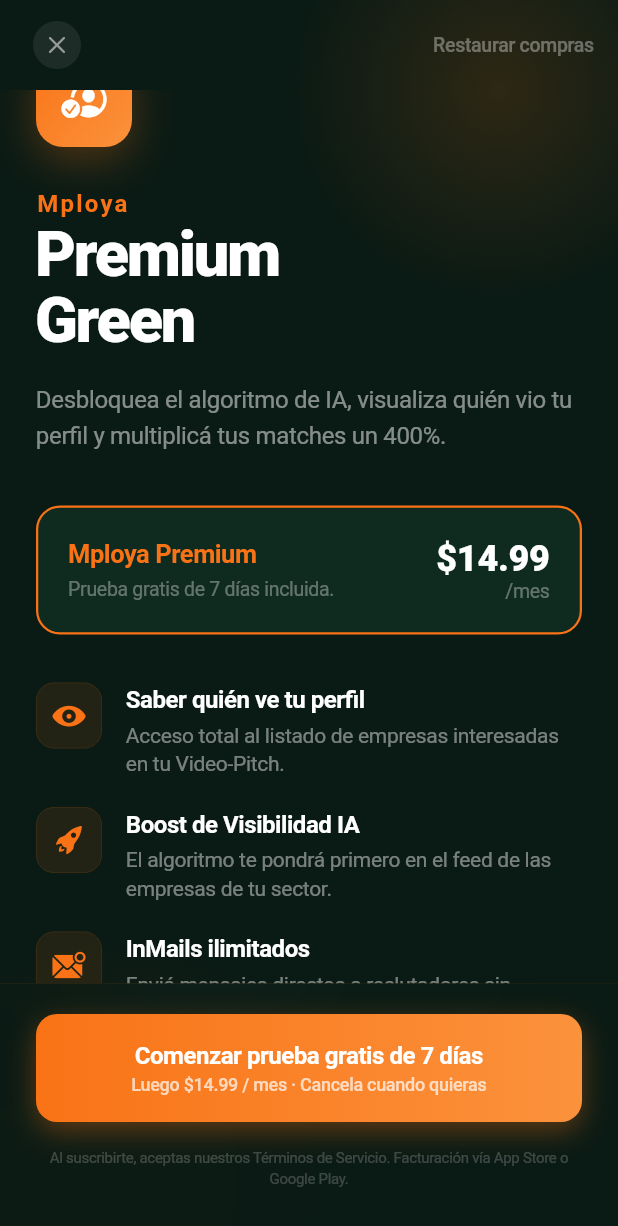
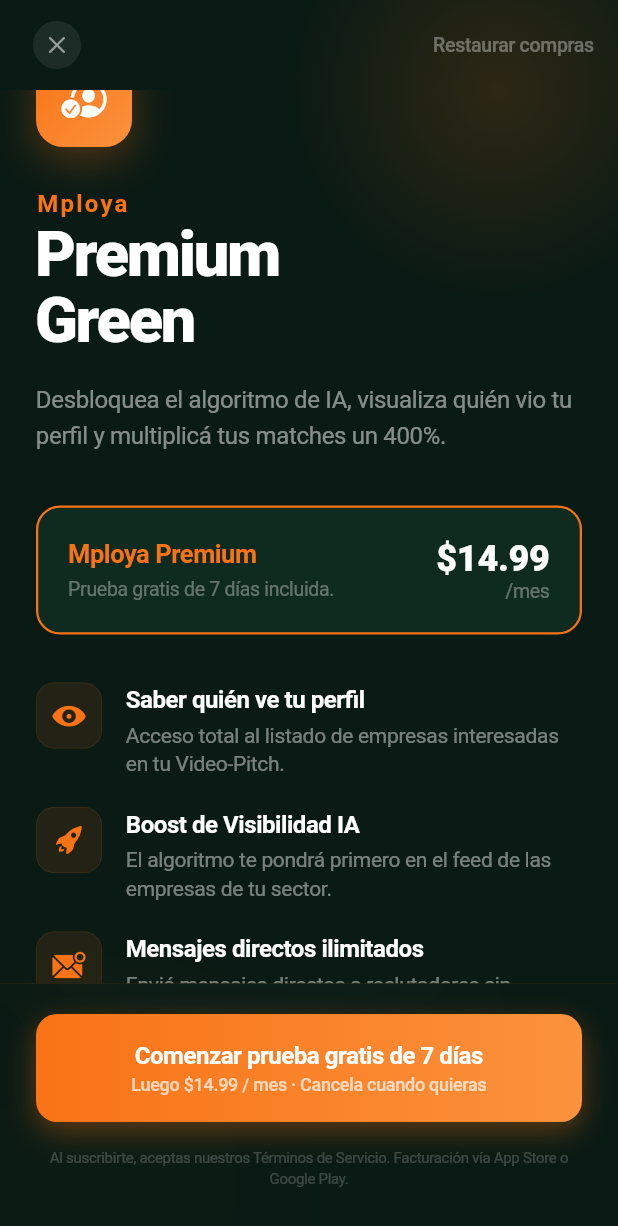
Before and after one commit to peponka/mploya, a Flutter app: the PremiumPaywallScreen screen opened directly, scrolled down 58 dp, on a phone screen of 412 x 824 dp. Shown: the top 1226 px of the screen. Run offline on Flutter 3.47's test engine with Material 3 defaults, Android fonts, the phone set to English and light mode, and no system bars; our stand-ins replace app_links, cached_network_image, camera, file_picker, firebase_core, firebase_crashlytics and 14 more; missing offline and left inert: agora_rtc_engine, dart:html, dart:ui_web, tutorial_coach_mark; accounts and stored records are empty; generated files the repository leaves out were written again; network calls fail.

Commit message:
refactor: unificar "InMail" -> "Mensaje directo" en toda la app
Cierra la pasada de nomenclatura consistente: "InMail" era jerga de
LinkedIn que no todos entienden. Textos visibles en ATS dashboard,
chat directo y paywall ahora dicen "mensaje" / "mensaje directo".
No se tocan nombres de archivo/clase (chat_inmail_screen.dart,
ChatInmailScreen) para no ampliar el riesgo de este cambio.

Co-Authored-By: Claude Sonnet 5 <noreply@anthropic.com>

```diff
--- a/lib/screens/ats_dashboard_screen.dart
+++ b/lib/screens/ats_dashboard_screen.dart
@@ -166,7 +166,7 @@ class _AtsDashboardScreenState extends State<AtsDashboardScreen> {
       context: context,
       builder: (ctx) => CupertinoAlertDialog(
         title: const Text('¡Perfil Desbloqueado!'),
-        content: const Text('Ahora tienes acceso completo a su identidad y puedes iniciar un InMail directo.'),
+        content: const Text('Ahora tienes acceso completo a su identidad y puedes iniciar un mensaje directo.'),
         actions: [
           CupertinoDialogAction(
             child: const Text('Ver Perfil'),
@@ -177,7 +177,7 @@ class _AtsDashboardScreenState extends State<AtsDashboardScreen> {
           ),
           CupertinoDialogAction(
             isDefaultAction: true,
-            child: const Text('Enviar InMail Prioritario'),
+            child: const Text('Enviar mensaje prioritario'),
             onPressed: () {
               Navigator.pop(ctx);
               Navigator.of(context).push(CupertinoPageRoute(builder: (_) => ChatInmailScreen(targetUser: user)));
--- a/lib/screens/chat_inmail_screen.dart
+++ b/lib/screens/chat_inmail_screen.dart
@@ -182,7 +182,7 @@ class _ChatInmailScreenState extends State<ChatInmailScreen> {
                               color: MployaTheme.brandAccent.withValues(alpha: 0.08),
                               borderRadius: BorderRadius.circular(12),
                             ),
-                            child: const Text('Estás usando un InMail Premium.\nEl candidato recibirá una notificación prioritaria.', textAlign: TextAlign.center, style: TextStyle(color: MployaTheme.brandAccent, fontSize: 12)),
+                            child: const Text('Estás usando un Mensaje Premium.\nEl candidato recibirá una notificación prioritaria.', textAlign: TextAlign.center, style: TextStyle(color: MployaTheme.brandAccent, fontSize: 12)),
                           ),
                         );
                       }
@@ -288,7 +288,7 @@ class _ChatInmailScreenState extends State<ChatInmailScreen> {
           Expanded(
             child: CupertinoTextField(
               controller: _msgController,
-              placeholder: 'Escribe tu InMail directo...',
+              placeholder: 'Escribe tu mensaje...',
               padding: const EdgeInsets.symmetric(horizontal: 16, vertical: 12),
               decoration: BoxDecoration(
                 color: CupertinoColors.systemGrey6.resolveFrom(context),
--- a/lib/screens/premium_paywall_screen.dart
+++ b/lib/screens/premium_paywall_screen.dart
@@ -96,7 +96,7 @@ class _PremiumPaywallScreenState extends State<PremiumPaywallScreen> {
         ),
         const _FeatureConfig(
           icon: CupertinoIcons.chat_bubble_2_fill,
-          title: 'InMails VIP ilimitados',
+          title: 'Mensajes VIP ilimitados',
           subtitle: 'Contacta candidatos C-Level con 85% de tasa de respuesta.',
         ),
       ];
@@ -114,7 +114,7 @@ class _PremiumPaywallScreenState extends State<PremiumPaywallScreen> {
       ),
       const _FeatureConfig(
         icon: CupertinoIcons.envelope_badge_fill,
-        title: 'InMails ilimitados',
+        title: 'Mensajes directos ilimitados',
         subtitle: 'Enviá mensajes directos a reclutadores sin esperar a hacer Match.',
       ),
     ];
```
